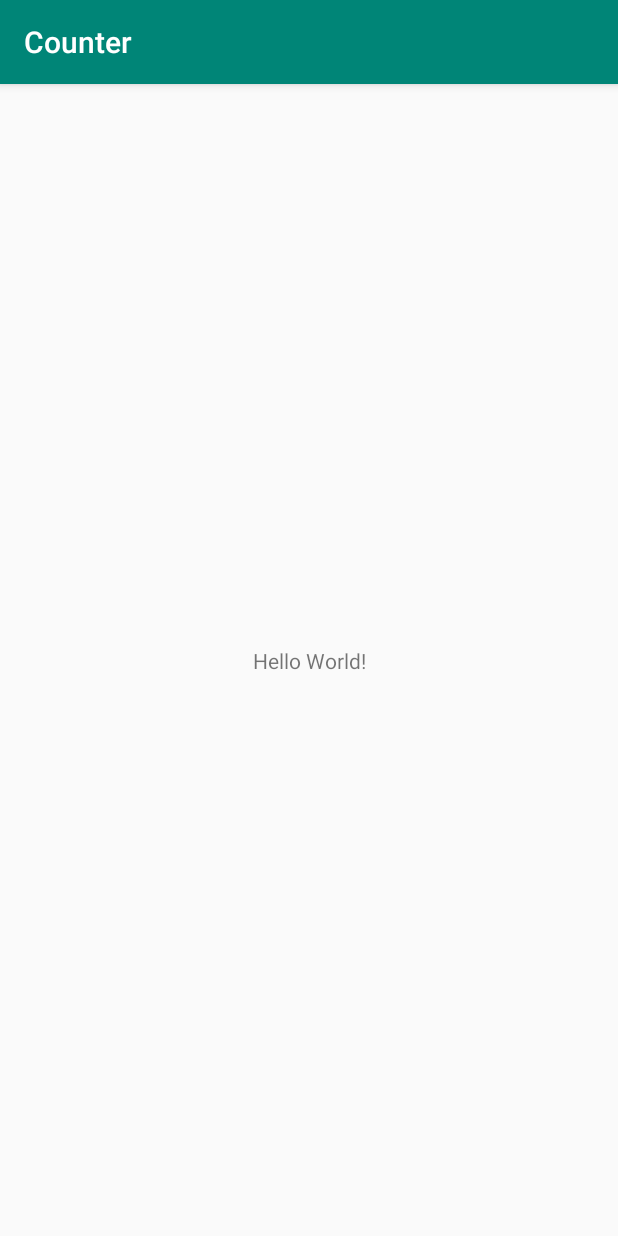
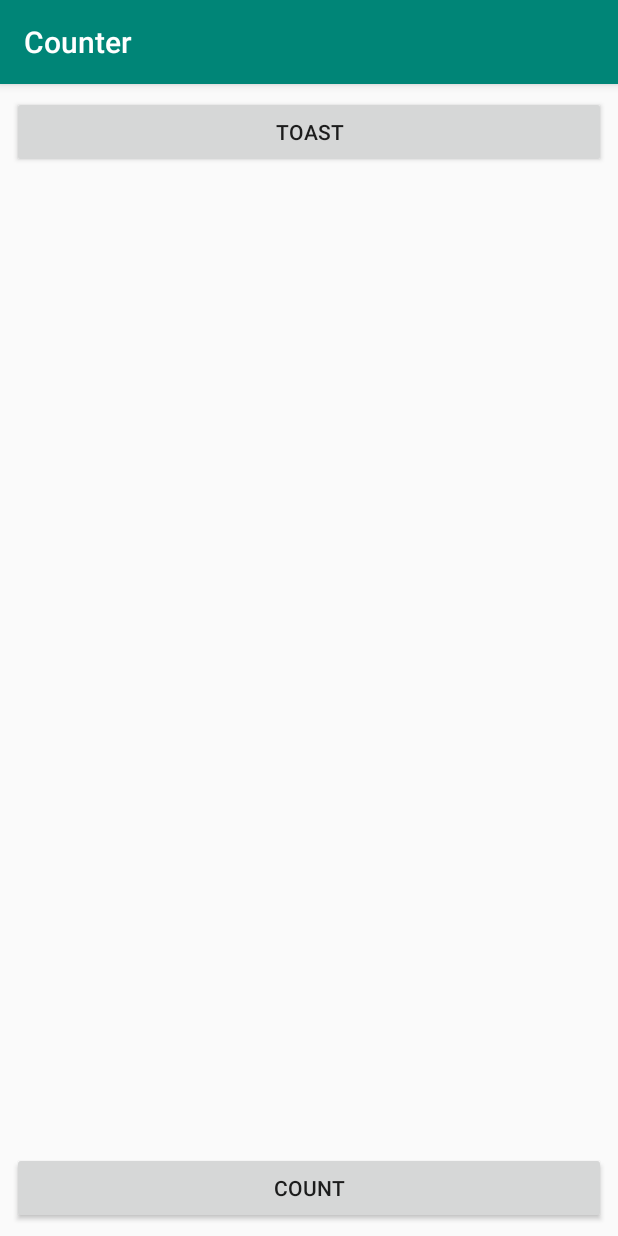
Before and after one commit to Iyas01/Counter, an Android app: the screen it shows after launch (MainActivity), on a phone screen of 412 x 824 dp. Run offline under Robolectric (Android 15) with nearby library versions, the phone set to English and light mode, and no system bars.

Commit message:
2nd commit

```diff
--- a/app/src/main/java/com/example/casca/counter/MainActivity.java
+++ b/app/src/main/java/com/example/casca/counter/MainActivity.java
@@ -10,4 +10,6 @@ public class MainActivity extends AppCompatActivity {
         super.onCreate(savedInstanceState);
         setContentView(R.layout.activity_main);
     }
+
+
 }
--- a/app/src/main/res/layout/activity_main.xml
+++ b/app/src/main/res/layout/activity_main.xml
@@ -7,12 +7,40 @@
     tools:context=".MainActivity">
 
     <TextView
-        android:layout_width="wrap_content"
-        android:layout_height="wrap_content"
-        android:text="Hello World!"
-        app:layout_constraintBottom_toBottomOf="parent"
+        android:layout_width="0dp"
+        android:layout_height="0dp"
+        android:layout_marginTop="8dp"
+        android:layout_marginBottom="8dp"
+        app:layout_constraintBottom_toTopOf="@+id/button_count"
         app:layout_constraintLeft_toLeftOf="parent"
         app:layout_constraintRight_toRightOf="parent"
+        app:layout_constraintTop_toBottomOf="@+id/button_toast" />
+
+    <Button
+        android:id="@+id/button_toast"
+        android:layout_width="0dp"
+        android:layout_height="wrap_content"
+        android:layout_marginStart="8dp"
+        android:layout_marginTop="8dp"
+        android:layout_marginEnd="8dp"
+        android:text="@string/toast"
+        app:layout_constraintEnd_toEndOf="parent"
+        app:layout_constraintStart_toStartOf="parent"
         app:layout_constraintTop_toTopOf="parent" />
 
+    <Button
+        android:id="@+id/button_count"
+        android:layout_width="0dp"
+        android:layout_height="wrap_content"
+        android:layout_marginStart="8dp"
+        android:layout_marginEnd="8dp"
+        android:layout_marginBottom="8dp"
+        android:text="@string/count"
+        app:layout_constraintBottom_toBottomOf="parent"
+        app:layout_constraintEnd_toEndOf="parent"
+        app:layout_constraintHorizontal_bias="0.0"
+        app:layout_constraintStart_toStartOf="parent" />
+
+
+
 </android.support.constraint.ConstraintLayout>
--- a/app/src/main/res/values/strings.xml
+++ b/app/src/main/res/values/strings.xml
@@ -1,3 +1,5 @@
 <resources>
     <string name="app_name">Counter</string>
+    <string name="toast">TOAST</string>
+    <string name="count">COUNT</string>
 </resources>
```
